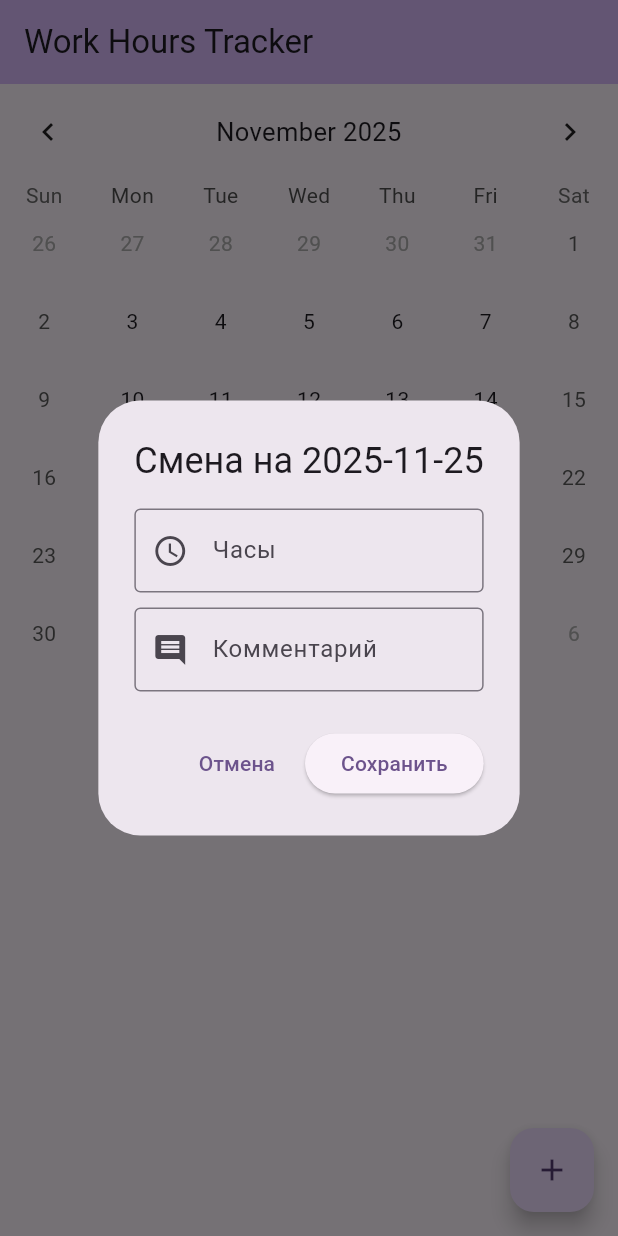
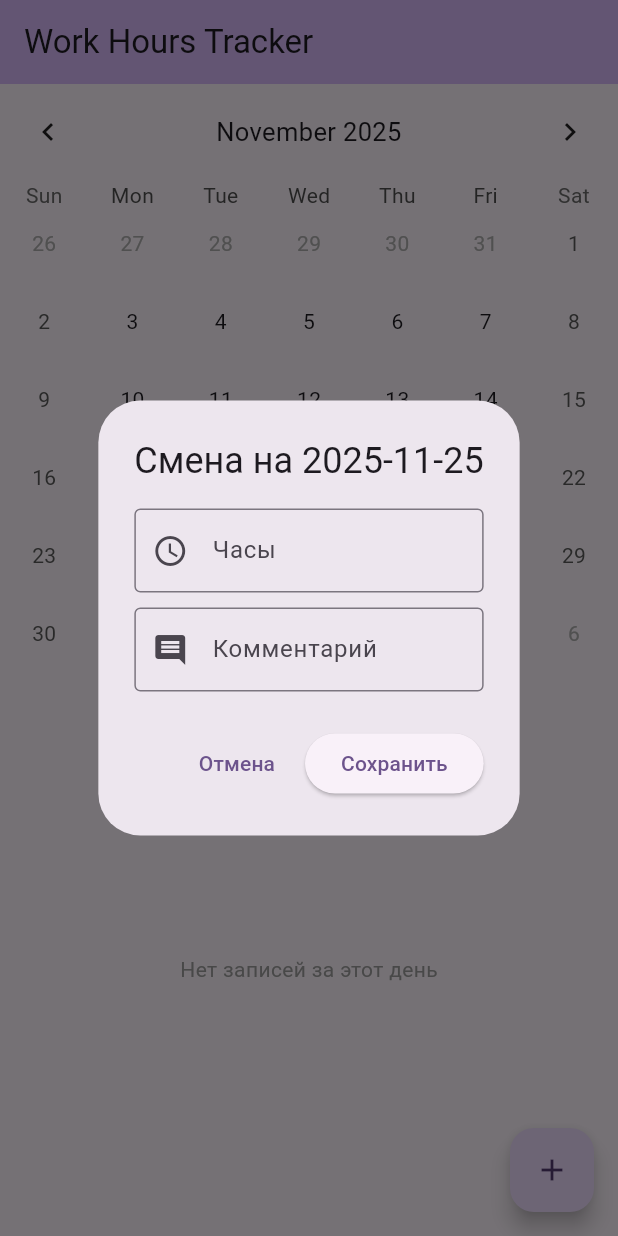
Before and after one commit to Tudumz/work_hours_tracker, a Flutter app: the screen it shows after launch, after a tap on the "add" icon, on a phone screen of 412 x 824 dp. Run offline on Flutter 3.47's test engine with Material 3 defaults, Android fonts, the light colour scheme and no system bars; drawn by our look-alikes of table_calendar; our stand-ins replace cloud_firestore, firebase_auth, firebase_core; accounts and stored records are empty.

Commit message:
Ввывод списка дат

```diff
--- a/lib/services/firestore.dart
+++ b/lib/services/firestore.dart
@@ -3,24 +3,48 @@ import 'package:firebase_auth/firebase_auth.dart';
 import '../models/work_log.dart';
 
 class FirestoreService {
-  final FirebaseFirestore _db = FirebaseFirestore.instance;
-  final FirebaseAuth _auth = FirebaseAuth.instance;
+  final FirebaseFirestore db = FirebaseFirestore.instance;
+  final FirebaseAuth auth = FirebaseAuth.instance;
 
   Future<void> addWorkLog(DateTime date, double hours, String? comment) async {
-    User? user = _auth.currentUser;
+    User? user = auth.currentUser;
     if (user == null) {
-      await _auth.signInAnonymously();
-      user = _auth.currentUser;
+      await auth.signInAnonymously();
+      user = auth.currentUser;
     }
 
     if (user == null) return;
     final workLog = WorkLog(id: '', date: date, hours: hours, comment: comment);
 
     // users -> [ID user] -> work_logs
-    await _db
+    await db
         .collection('users')
         .doc(user.uid)
         .collection('work_logs')
         .add(workLog.toMap());
   }
+
+  Stream<List<WorkLog>> getWorkLogs(DateTime date) {
+    User? user = auth.currentUser;
+    if (user == null) {
+      return const Stream.empty();
+    }
+    final startOfDay = DateTime(date.year, date.month, date.day);
+    final endOfDay = DateTime(date.year, date.month, date.day, 23, 59, 59);
+    return db
+        .collection('users')
+        .doc(user.uid)
+        .collection('work_logs')
+        .where(
+          'date',
+          isGreaterThanOrEqualTo: startOfDay.millisecondsSinceEpoch,
+        )
+        .where('date', isLessThanOrEqualTo: endOfDay.millisecondsSinceEpoch)
+        .snapshots()
+        .map((snapshot) {
+          return snapshot.docs.map((doc) {
+            return WorkLog.fromMap(doc.id, doc.data());
+          }).toList();
+        });
+  }
 }
--- a/lib/views/home_screen.dart
+++ b/lib/views/home_screen.dart
@@ -1,6 +1,7 @@
 import 'package:flutter/material.dart';
 import 'package:table_calendar/table_calendar.dart';
 import '../services/firestore.dart';
+import '../models/work_log.dart';
 import 'dart:developer';
 
 class HomeScreen extends StatefulWidget {
@@ -13,8 +14,7 @@ class HomeScreen extends StatefulWidget {
 class _HomeScreenShow extends State<HomeScreen> {
   DateTime today = DateTime.now();
   DateTime? selectedday = DateTime.now();
-  //can be null
-
+  final FirestoreService firestore_serv = FirestoreService();
   final TextEditingController hourseinput = TextEditingController();
   final TextEditingController comm = TextEditingController();
 
@@ -136,7 +136,50 @@ class _HomeScreenShow extends State<HomeScreen> {
             ),
           ),
 
+          // выывод списка смен
           const SizedBox(height: 20),
+          Expanded(
+            child: StreamBuilder<List<WorkLog>>(
+              stream: firestore_serv.getWorkLogs(selectedday ?? DateTime.now()),
+              builder: (context, snapshot) {
+                if (snapshot.hasError) {
+                  return const Center(child: Text('Ошибка загрузки данных'));
+                }
+
+                // кружок загрузки
+                if (snapshot.connectionState == ConnectionState.waiting) {
+                  return const Center(child: CircularProgressIndicator());
+                }
+                final shifts = snapshot.data ?? [];
+                if (shifts.isEmpty) {
+                  return const Center(
+                    child: Text(
+                      'Нет записей за этот день',
+                      style: TextStyle(color: Colors.grey),
+                    ),
+                  );
+                }
+                return ListView.builder(
+                  itemCount: shifts.length,
+                  itemBuilder: (context, index) {
+                    final shift = shifts[index];
+                    return ListTile(
+                      leading: const Icon(Icons.work),
+                      title: Text('${shift.hours} ч. работы'),
+                      subtitle: Text(shift.comment ?? 'Без комментария'),
+                      trailing: Text(
+                        'ID: ${shift.id.substring(0, 4)}...', // Показываем ID документа
+                        style: const TextStyle(
+                          color: Colors.grey,
+                          fontSize: 12,
+                        ),
+                      ),
+                    );
+                  },
+                );
+              },
+            ),
+          ),
         ],
       ),
       floatingActionButton: FloatingActionButton(
```
